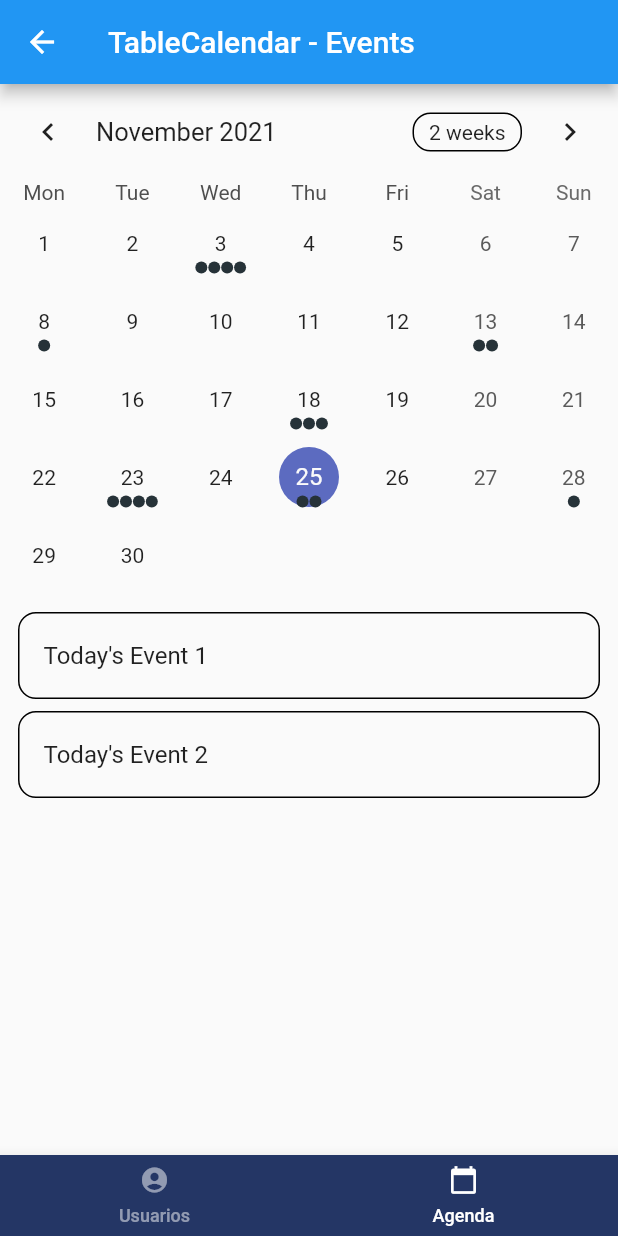
After one commit to nestorcde/privechat, a Flutter app: the LandingPage screen opened by its route, item 2 of the bottom bar chosen, on a phone screen of 412 x 824 dp. The commit adds this screen. Run offline on Flutter 3.47's test engine with Material 2 defaults, Android fonts, the phone set to English and light mode, and no system bars; drawn by our look-alikes of table_calendar; our stand-ins replace badges, flutter_secure_storage, get, pull_to_refresh, socket_io_client; accounts and stored records are empty; network calls fail.

Commit message:
empezando agenda

```diff
--- /dev/null
+++ b/lib/app/modules/agenda/agenda_page.dart
@@ -0,0 +1,154 @@
+// Copyright 2019 Aleksander Woźniak
+// SPDX-License-Identifier: Apache-2.0
+
+import 'package:flutter/material.dart';
+import 'package:privechat/app/utils/utils.dart';
+import 'package:table_calendar/table_calendar.dart';
+
+
+class AgendaPage extends StatefulWidget {
+  const AgendaPage({Key? key}) : super(key: key);
+
+  @override
+  _AgendaPageState createState() => _AgendaPageState();
+}
+
+class _AgendaPageState extends State<AgendaPage> {
+  late final ValueNotifier<List<Event>> _selectedEvents;
+  CalendarFormat _calendarFormat = CalendarFormat.month;
+  RangeSelectionMode _rangeSelectionMode = RangeSelectionMode
+      .toggledOff; // Can be toggled on/off by longpressing a date
+  DateTime _focusedDay = DateTime.now();
+  DateTime? _selectedDay;
+  DateTime? _rangeStart;
+  DateTime? _rangeEnd;
+
+  @override
+  void initState() {
+    super.initState();
+
+    _selectedDay = _focusedDay;
+    _selectedEvents = ValueNotifier(_getEventsForDay(_selectedDay!));
+  }
+
+  @override
+  void dispose() {
+    _selectedEvents.dispose();
+    super.dispose();
+  }
+
+  List<Event> _getEventsForDay(DateTime day) {
+    // Implementation example
+    return kEvents[day] ?? [];
+  }
+
+  List<Event> _getEventsForRange(DateTime start, DateTime end) {
+    // Implementation example
+    final days = daysInRange(start, end);
+
+    return [
+      for (final d in days) ..._getEventsForDay(d),
+    ];
+  }
+
+  void _onDaySelected(DateTime selectedDay, DateTime focusedDay) {
+    if (!isSameDay(_selectedDay, selectedDay)) {
+      setState(() {
+        _selectedDay = selectedDay;
+        _focusedDay = focusedDay;
+        _rangeStart = null; // Important to clean those
+        _rangeEnd = null;
+        _rangeSelectionMode = RangeSelectionMode.toggledOff;
+      });
+
+      _selectedEvents.value = _getEventsForDay(selectedDay);
+    }
+  }
+
+  void _onRangeSelected(DateTime? start, DateTime? end, DateTime focusedDay) {
+    setState(() {
+      _selectedDay = null;
+      _focusedDay = focusedDay;
+      _rangeStart = start;
+      _rangeEnd = end;
+      _rangeSelectionMode = RangeSelectionMode.toggledOn;
+    });
+
+    // `start` or `end` could be null
+    if (start != null && end != null) {
+      _selectedEvents.value = _getEventsForRange(start, end);
+    } else if (start != null) {
+      _selectedEvents.value = _getEventsForDay(start);
+    } else if (end != null) {
+      _selectedEvents.value = _getEventsForDay(end);
+    }
+  }
+
+  @override
+  Widget build(BuildContext context) {
+    return Scaffold(
+      appBar: AppBar(
+        title: Text('TableCalendar - Events'),
+      ),
+      body: Column(
+        children: [
+          TableCalendar<Event>(
+            firstDay: kFirstDay,
+            lastDay: kLastDay,
+            focusedDay: _focusedDay,
+            selectedDayPredicate: (day) => isSameDay(_selectedDay, day),
+            rangeStartDay: _rangeStart,
+            rangeEndDay: _rangeEnd,
+            calendarFormat: _calendarFormat,
+            rangeSelectionMode: _rangeSelectionMode,
+            eventLoader: _getEventsForDay,
+            startingDayOfWeek: StartingDayOfWeek.monday,
+            calendarStyle: CalendarStyle(
+              // Use `CalendarStyle` to customize the UI
+              outsideDaysVisible: false,
+            ),
+            onDaySelected: _onDaySelected,
+            onRangeSelected: _onRangeSelected,
+            onFormatChanged: (format) {
+              if (_calendarFormat != format) {
+                setState(() {
+                  _calendarFormat = format;
+                });
+              }
+            },
+            onPageChanged: (focusedDay) {
+              _focusedDay = focusedDay;
+            },
+          ),
+          const SizedBox(height: 8.0),
+          Expanded(
+            child: ValueListenableBuilder<List<Event>>(
+              valueListenable: _selectedEvents,
+              builder: (context, value, _) {
+                return ListView.builder(
+                  itemCount: value.length,
+                  itemBuilder: (context, index) {
+                    return Container(
+                      margin: const EdgeInsets.symmetric(
+                        horizontal: 12.0,
+                        vertical: 4.0,
+                      ),
+                      decoration: BoxDecoration(
+                        border: Border.all(),
+                        borderRadius: BorderRadius.circular(12.0),
+                      ),
+                      child: ListTile(
+                        onTap: () => print('${value[index]}'),
+                        title: Text('${value[index]}'),
+                      ),
+                    );
+                  },
+                );
+              },
+            ),
+          ),
+        ],
+      ),
+    );
+  }
+}
--- /dev/null
+++ b/lib/app/modules/landing/landing_page.dart
@@ -0,0 +1,99 @@
+import 'package:get/get.dart';
+import 'package:privechat/app/modules/agenda/agenda_page.dart';
+import 'package:privechat/app/modules/usuario/usuarios_page.dart';
+import 'package:flutter/material.dart';
+
+import 'landing_controller.dart';
+
+class LandingPage extends StatelessWidget {
+  final TextStyle unselectedLabelStyle = TextStyle(
+      color: Colors.white.withOpacity(0.5),
+      fontWeight: FontWeight.w500,
+      fontSize: 12);
+
+  final TextStyle selectedLabelStyle =
+      TextStyle(color: Colors.white, fontWeight: FontWeight.w500, fontSize: 12);
+
+  buildBottomNavigationMenu(context, landingPageController) {
+    return Obx(() => MediaQuery(
+        data: MediaQuery.of(context).copyWith(textScaleFactor: 1.0),
+        child: SizedBox(
+          height: 54,
+          child: BottomNavigationBar(
+            showUnselectedLabels: true,
+            showSelectedLabels: true,
+            onTap: landingPageController.changeTabIndex,
+            currentIndex: landingPageController.tabIndex.value,
+            backgroundColor: Color.fromRGBO(36, 54, 101, 1.0),
+            unselectedItemColor: Colors.white.withOpacity(0.5),
+            selectedItemColor: Colors.white,
+            unselectedLabelStyle: unselectedLabelStyle,
+            selectedLabelStyle: selectedLabelStyle,
+            items: [
+              BottomNavigationBarItem(
+                icon: Container(
+                  margin: EdgeInsets.only(bottom: 7),
+                  child: Icon(
+                    Icons.account_circle,
+                    size: 20.0,
+                  ),
+                ),
+                label: 'Usuarios',
+                backgroundColor: Color.fromRGBO(36, 54, 101, 1.0),
+              ),
+              BottomNavigationBarItem(
+                icon: Container(
+                  margin: const EdgeInsets.only(bottom: 7),
+                  child: const Icon(
+                    Icons.calendar_today,
+                    size: 20.0,
+                  ),
+                ),
+                label: 'Agenda',
+                backgroundColor: Color.fromRGBO(36, 54, 101, 1.0),
+              ),
+              // BottomNavigationBarItem(
+              //   icon: Container(
+              //     margin: const EdgeInsets.only(bottom: 7),
+              //     child: const Icon(
+              //       Icons.location_history,
+              //       size: 20.0,
+              //     ),
+              //   ),
+              //   label: 'Places',
+              //   backgroundColor: const Color.fromRGBO(36, 54, 101, 1.0),
+              // ),
+              // BottomNavigationBarItem(
+              //   icon: Container(
+              //     margin: const EdgeInsets.only(bottom: 7),
+              //     child: const Icon(
+              //       Icons.settings,
+              //       size: 20.0,
+              //     ),
+              //   ),
+              //   label: 'Settings',
+              //   backgroundColor: const Color.fromRGBO(36, 54, 101, 1.0),
+              // ),
+            ],
+          ),
+        )));
+  }
+
+  @override
+  Widget build(BuildContext context) {
+    final LandingController landingPageController =
+        Get.put(LandingController(), permanent: false);
+    return SafeArea(
+        child: Scaffold(
+      bottomNavigationBar:
+          buildBottomNavigationMenu(context, landingPageController),
+      body: Obx(() => IndexedStack(
+            index: landingPageController.tabIndex.value,
+            children: [
+              const UsuariosPage(),
+              const AgendaPage()
+            ],
+          )),
+    ));
+  }
+}
--- a/lib/app/modules/loading/loading_controller.dart
+++ b/lib/app/modules/loading/loading_controller.dart
@@ -20,7 +20,7 @@ class LoadingController extends GetxController {
   Future<void> _init()async{
       final bool isLogged = await _repository.isLoggedIn();
       if(isLogged) _socketRepository.connect();
-      Get.offAllNamed(isLogged ? Routes.USUARIO: Routes.LOGIN);
+      Get.offAllNamed(isLogged ? Routes.LANDING: Routes.LOGIN);
   }
 
 
--- a/lib/app/routes/routes_app.dart
+++ b/lib/app/routes/routes_app.dart
@@ -6,4 +6,6 @@ abstract class Routes{
   static const REGISTER = '/register';
   static const USUARIO = '/usuario';
   static const LOADING = '/loading';
+  static const LANDING = '/landing';
+  static const AGENDA = '/agenda';
 }
--- a/lib/app/utils/dependency_injection.dart
+++ b/lib/app/utils/dependency_injection.dart
@@ -1,6 +1,7 @@
 //import 'dart:io';
 import 'package:get/get.dart';
 import 'package:flutter_secure_storage/flutter_secure_storage.dart';
+import 'package:get/get_rx/src/rx_types/rx_types.dart';
 import 'package:http/http.dart';
 
 import 'package:privechat/app/data/provider/local/local_auth.dart';
@@ -9,6 +10,7 @@ import 'package:privechat/app/data/provider/remote/socket_provider.dart';
 import 'package:privechat/app/data/repository/local/local_auth_repository.dart';
 import 'package:privechat/app/data/repository/remote/auth_repository.dart';
 import 'package:privechat/app/data/repository/remote/socket_repository.dart';
+import 'package:privechat/app/modules/landing/landing_controller.dart';
 import 'package:privechat/app/modules/loading/loading_controller.dart';
 import 'package:privechat/app/modules/login/login_controller.dart';
 import 'package:privechat/app/modules/usuario/usuarios_provider.dart';
@@ -43,6 +45,7 @@ class DependencyInjection {
     Get.put<LoginController>(LoginController());
     Get.put<UsuarioController>(UsuarioController());
     Get.put<ChatController>(ChatController());
+    Get.put<LandingController>(LandingController());
 
   }
 }
--- /dev/null
+++ b/lib/app/utils/utils.dart
@@ -0,0 +1,52 @@
+// Copyright 2019 Aleksander Woźniak
+// SPDX-License-Identifier: Apache-2.0
+
+import 'dart:collection';
+
+import 'package:table_calendar/table_calendar.dart';
+
+/// Example event class.
+class Event {
+  final String title;
+
+  const Event(this.title);
+
+  @override
+  String toString() => title;
+}
+
+/// Example events.
+///
+/// Using a [LinkedHashMap] is highly recommended if you decide to use a map.
+final kEvents = LinkedHashMap<DateTime, List<Event>>(
+  equals: isSameDay,
+  hashCode: getHashCode,
+)..addAll(_kEventSource);
+
+final _kEventSource = Map.fromIterable(List.generate(50, (index) => index),
+    key: (item) => DateTime.utc(kFirstDay.year, kFirstDay.month, item * 5),
+    value: (item) => List.generate(
+        item % 4 + 1, (index) => Event('Event $item | ${index + 1}')))
+  ..addAll({
+    kToday: [
+      Event('Today\'s Event 1'),
+      Event('Today\'s Event 2'),
+    ],
+  });
+
+int getHashCode(DateTime key) {
+  return key.day * 1000000 + key.month * 10000 + key.year;
+}
+
+/// Returns a list of [DateTime] objects from [first] to [last], inclusive.
+List<DateTime> daysInRange(DateTime first, DateTime last) {
+  final dayCount = last.difference(first).inDays + 1;
+  return List.generate(
+    dayCount,
+    (index) => DateTime.utc(first.year, first.month, first.day + index),
+  );
+}
+
+final kToday = DateTime.now();
+final kFirstDay = DateTime(kToday.year, kToday.month - 3, kToday.day);
+final kLastDay = DateTime(kToday.year, kToday.month + 3, kToday.day);
--- a/pubspec.yaml
+++ b/pubspec.yaml
@@ -45,6 +45,7 @@ dependencies:
   get: ^4.3.8
   dio: ^4.0.1
   badges: ^2.0.1
+  table_calendar: ^3.0.3
 
 dev_dependencies:
   flutter_test:
```
Also changed, not shown: lib/app/modules/landing/landing_controller.dart (added, +22 -0 lines), lib/app/routes/pages_app.dart (+10 -0 lines), pubspec.lock.
